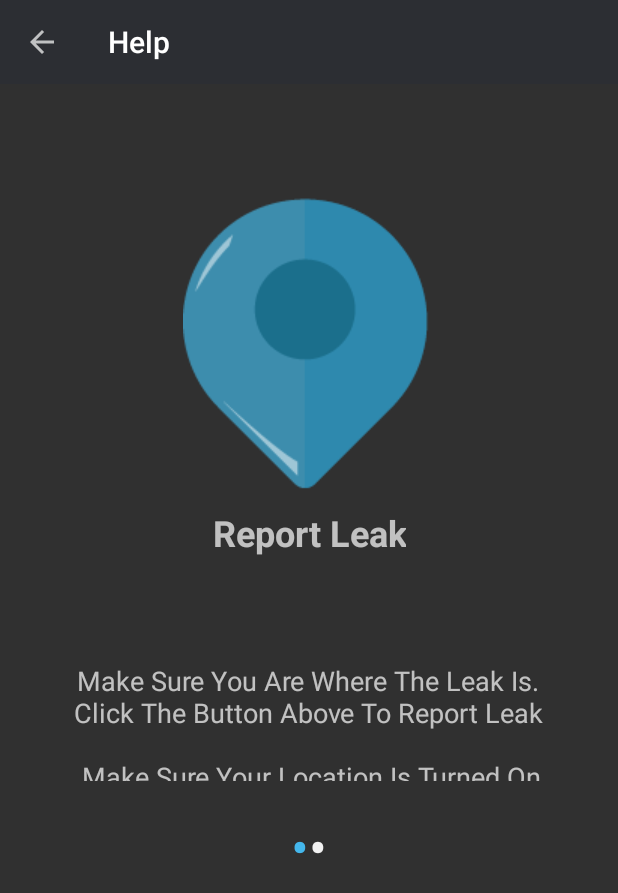
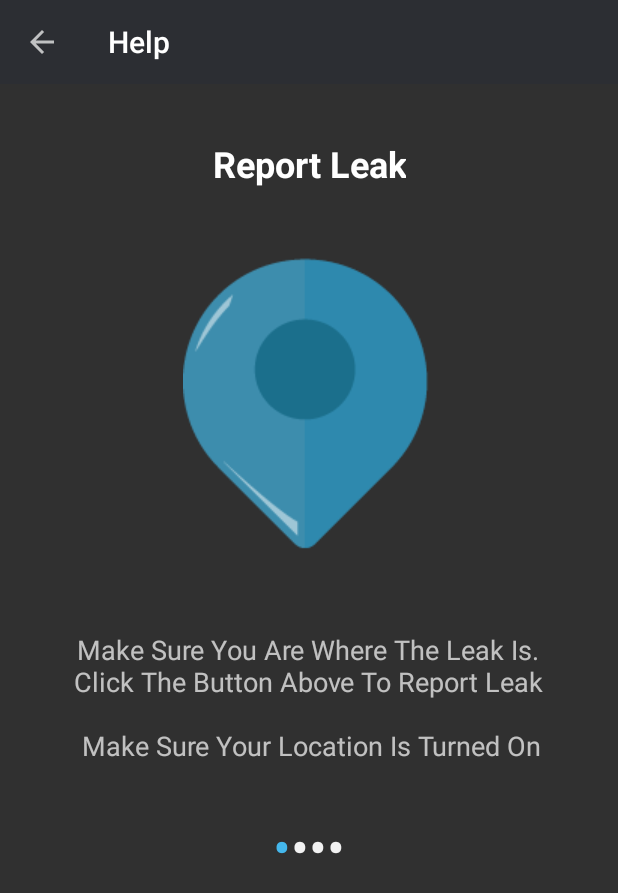
Before and after one commit to CodeineCentrix/Driplit, an Android app: the HelpScreen screen opened directly, with no data from a screen before it, on a phone screen of 412 x 824 dp. Shown: the top 893 px of the screen. Run offline under Robolectric (Android 15) with nearby library versions, the phone set to English and light mode, and no system bars; libraries missing offline, so code that uses them is left out: com.github.mikephil.charting.

Commit message:
Completed The Help. Changed Layout Colors on Graphs as well as other activities. Changed The Heading Color On Main Menu

```diff
--- a/app/src/main/java/Adapters/SliderAdapter.java
+++ b/app/src/main/java/Adapters/SliderAdapter.java
@@ -29,10 +29,9 @@ public class SliderAdapter extends PagerAdapter {
     }
 
     //Arrays
-    public int[] slide_images = { R.drawable.report, R.drawable.take_pic_leak};
-    public String[] slide_headings = {"Report Leak", ""};
-    public String[] slide_desc = {"Make Sure You Are Where The Leak Is.\n Click The Button Above To Report Leak \n\n Make Sure Your Location Is Turned On",
-            "Click YES to take a picture\nClick NO to not take a picture\nClick CANCEL to stop reporting"};
+    public int[] slide_images = { R.drawable.report, R.drawable.take_pic_leak, R.drawable.menu_option, R.drawable.reported_leaks, R.drawable.filter_rleaks};
+    public String[] slide_headings = {"Report Leak", "Take Picture", "Menu Option", "Filter Reported Leaks"};
+    public String[] slide_desc = {"Make Sure You Are Where The Leak Is.\n Click The Button Above To Report Leak \n\n Make Sure Your Location Is Turned On", "Click YES to take a picture\nClick NO to not take a picture\nClick CANCEL to stop reporting", "To See Reported Leaks \nClick The Menu Option Then Select Reported Leaks", "To Filter Reported Leaks \nClick The Menu Option And Select Any option."};
 
     @Override
     public int getCount() {
--- a/app/src/main/java/com/example/s215131746/driplit/HelpScreen.java
+++ b/app/src/main/java/com/example/s215131746/driplit/HelpScreen.java
@@ -47,7 +47,7 @@ public class HelpScreen extends AppCompatActivity {
     }
     //Method To Create Dots On Help Screen
     public void addDotsIndicator(int position)    {
-        dots = new TextView[2];
+        dots = new TextView[4];
         dotLayout.removeAllViews(); //preventing other dots from being created
 
         for(int i  = 0; i < dots.length; i++)
--- a/app/src/main/java/com/example/s215131746/driplit/Mainmenu.java
+++ b/app/src/main/java/com/example/s215131746/driplit/Mainmenu.java
@@ -158,7 +158,7 @@ public class Mainmenu extends AppCompatActivity implements NavigationView.OnNavi
         }  else if(id == R.id.nav_leaderBoard){
             Intent snitchBoard = new Intent (getApplicationContext(), SnitchActivity.class);
             startActivity(snitchBoard);
-            Toast.makeText(this,"UNDER CONSTRUCTION!!!",Toast.LENGTH_LONG).show();
+            //Toast.makeText(this,"UNDER CONSTRUCTION!!!",Toast.LENGTH_LONG).show();
 
         }else if(id == R.id.action_reportedLeaks){
             Intent rLeaks = new Intent(this.getApplicationContext(), ReportedLeaks.class);
--- a/app/src/main/res/layout/activity_item_trend.xml
+++ b/app/src/main/res/layout/activity_item_trend.xml
@@ -25,8 +25,8 @@
         android:id="@+id/cvDate"
         android:layout_width="wrap_content"
         android:layout_height="wrap_content"
-        android:visibility="visible"
-        />
+        android:focusedMonthDateColor="@color/graph_back"
+        android:visibility="visible" />
 
     <Button
         android:id="@+id/btnSelectDate"
--- a/app/src/main/res/layout/content_intake_trend_scroller.xml
+++ b/app/src/main/res/layout/content_intake_trend_scroller.xml
@@ -26,7 +26,7 @@
             android:layout_width="match_parent"
             android:layout_height="300dp"
             android:layout_marginBottom="5dp"
-            android:background="@color/graph_back"
+            android:background="@color/cardview_dark_background"
             tools:layout_editor_absoluteX="8dp"
             tools:layout_editor_absoluteY="287dp">
 
@@ -44,7 +44,7 @@
             android:layout_width="match_parent"
             android:layout_height="300dp"
             android:layout_marginTop="5dp"
-            android:background="@color/graph_back"
+            android:background="@color/cardview_dark_background"
             tools:layout_editor_absoluteX="8dp"
             tools:layout_editor_absoluteY="287dp">
 
--- a/app/src/main/res/layout/slide_layout.xml
+++ b/app/src/main/res/layout/slide_layout.xml
@@ -11,7 +11,7 @@
         android:layout_height="wrap_content"
         android:layout_alignParentTop="true"
         android:layout_centerHorizontal="true"
-        android:layout_marginTop="68dp"
+        android:layout_marginTop="108dp"
         android:contentDescription="@string/todo"
         app:srcCompat="@drawable/report" />
 
@@ -19,11 +19,12 @@
         android:id="@+id/txtViewHead"
         android:layout_width="wrap_content"
         android:layout_height="wrap_content"
-        android:layout_alignTop="@+id/imgViewLocation"
+        android:layout_above="@+id/imgViewLocation"
         android:layout_centerHorizontal="true"
-        android:layout_marginTop="213dp"
+        android:layout_marginBottom="-68dp"
         android:text="@string/heading"
         android:textAlignment="center"
+        android:textColor="@color/cardview_light_background"
         android:textSize="24sp"
         android:textStyle="bold" />
 
@@ -31,9 +32,9 @@
         android:id="@+id/txtViewDesc"
         android:layout_width="wrap_content"
         android:layout_height="wrap_content"
-        android:layout_below="@+id/txtViewHead"
+        android:layout_alignParentBottom="true"
         android:layout_centerHorizontal="true"
-        android:layout_marginTop="70dp"
+        android:layout_marginBottom="11dp"
         android:text="@string/report_leak_instruct"
         android:textAlignment="center"
         android:textSize="18sp" />
--- a/app/src/main/res/values/colors.xml
+++ b/app/src/main/res/values/colors.xml
@@ -27,5 +27,5 @@
     <color name="green">#32fa00</color>
     <color name="red">#fa0d00</color>
     <!--trend color-->
-    <color name="graph_back">#CFD8DC</color>
+    <color name="graph_back">#cfd8dc</color>
 </resources>
--- a/build.gradle
+++ b/build.gradle
@@ -7,7 +7,7 @@ buildscript {
         jcenter()
     }
     dependencies {
-        classpath 'com.android.tools.build:gradle:3.1.2'
+        classpath 'com.android.tools.build:gradle:3.1.4'
 
         // NOTE: Do not place your application dependencies here; they belong
         // in the individual module build.gradle files
```
Also changed, not shown: app/src/main/res/layout/activity_mainmenu.xml (+10 -10 lines), app/src/main/res/layout/activity_reported_leaks.xml (+7 -6 lines), app/src/main/res/layout/tiptrick_layout.xml (+13 -4 lines), app/src/main/res/drawable-v21/filter_rleaks.PNG (added), app/src/main/res/drawable-v21/menu_option.PNG (added), app/src/main/res/drawable-v21/reported_leaks.PNG (added).
